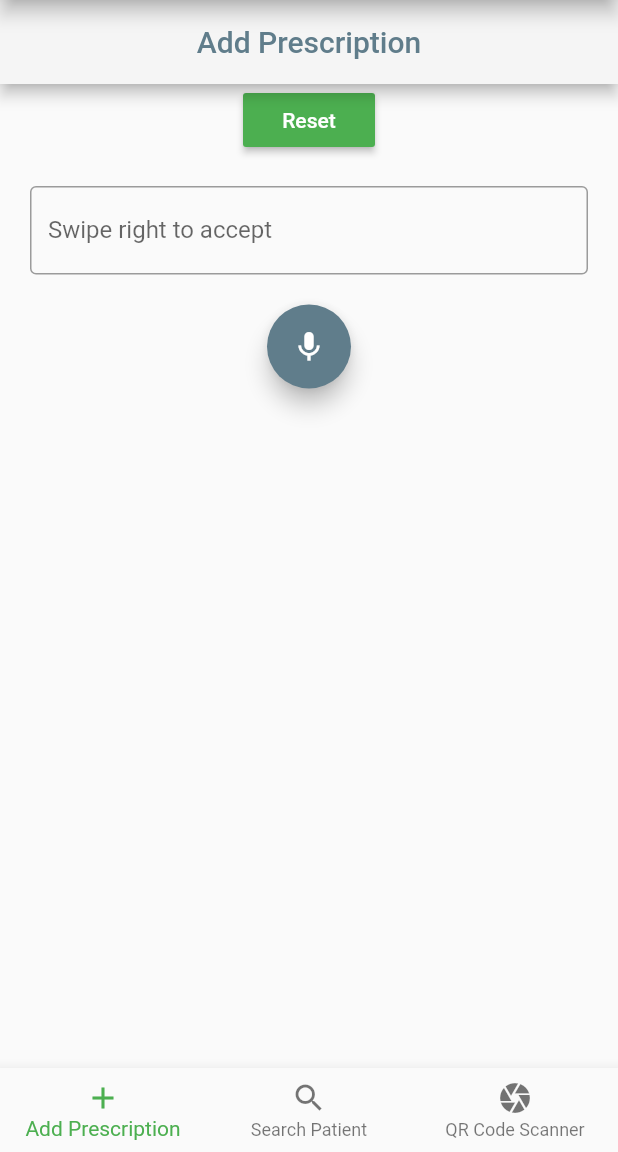
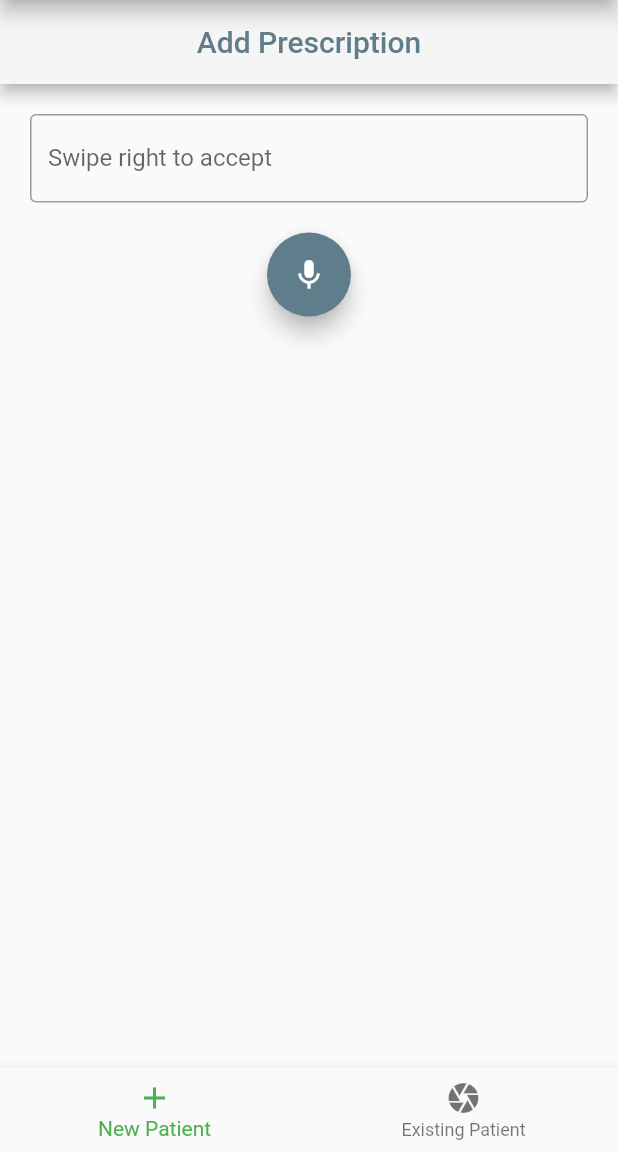
Before and after one commit to Harshana-S/Scribe_plus, a Flutter app: the VoiceHome screen opened directly, on a phone screen of 412 x 824 dp, the part 84-1236 px from its top. Run offline on Flutter 3.47's test engine with Material 2 defaults, Android fonts, the phone set to English and light mode, and no system bars; our stand-ins replace flutter_spinkit, local_auth, shared_preferences; missing offline and left inert: pin_entry_text_field, qrscan, speech_recognition; accounts and stored records are empty; network calls fail.

Commit message:
App without FLASK

```diff
--- a/voice_app/lib/HomeTab.dart
+++ b/voice_app/lib/HomeTab.dart
@@ -4,21 +4,46 @@ import 'package:flutter/material.dart';
 import 'package:flutter/services.dart';
 import 'package:voice_app/NewPrescriptionTab.dart';
 import 'package:voice_app/ScanQRTab.dart';
-import 'package:voice_app/SearchPatientsTab.dart';
 import 'package:shared_preferences/shared_preferences.dart';
-import 'package:voice_app/updatePatient.dart';
 
 
 
+class HexColor extends Color {
+  static int _getColorFromHex(String hexColor) {
+    hexColor = hexColor.toUpperCase().replaceAll("#", "");
+    if (hexColor.length == 6) {
+      hexColor = "FF" + hexColor;
+    }
+    return int.parse(hexColor, radix: 16);
+  }
+
+  HexColor(final String hexColor) : super(_getColorFromHex(hexColor));
+}
 
 class HomeTab extends StatelessWidget {
+  final MaterialColor primaryColorShades = MaterialColor(
+  0xFF00324B,
+  <int, Color>{
+    50: Color(0xFFA4A4BF),
+    100: Color(0xFFA4A4BF),
+    200: Color(0xFFA4A4BF),
+    300: Color(0xFF9191B3),
+    400: Color(0xFF7F7FA6),
+    500: Color(0xFF181861),
+    600: Color(0xFF6D6D99),
+    700: Color(0xFF5B5B8D),
+    800: Color(0xFF494980),
+    900: Color(0xFF181861),
+  },
+);
+
   // This widget is the root of your application.
   @override
   Widget build(BuildContext context) {
     return MaterialApp(
       title: 'Flutter Demo',
       theme: ThemeData(
-        primarySwatch: Colors.green,
+        primarySwatch: primaryColorShades
       ),
       home: VoiceHome(),
 
@@ -37,7 +62,6 @@ class _VoiceHomeState extends State<VoiceHome> with SingleTickerProviderStateMix
   int currentTabIndex=0;
   List<Widget> tabs=[
     NewPrescriptionTab(),
-    SearchPatientsTab(),
     ScanQRTab()
   ];
   onTapped(int index){
@@ -97,34 +121,12 @@ class _VoiceHomeState extends State<VoiceHome> with SingleTickerProviderStateMix
               trailing: new Icon(Icons.home),
             ),
             new ListTile(
-              title: new Text("Emergency Patients",style: new TextStyle(
-                color: Colors.red
-              ),),
-              trailing: new Icon(Icons.local_hospital),
-            ),
-            new ListTile(
-              title: new Text("Update Patient"),
-              trailing: new Icon(Icons.person_outline),
-              onTap: (){
-                Navigator.push(
-                  context, MaterialPageRoute(builder: (context) => updatePatient()),);
-              },
-            ),
-            new ListTile(
               title: new Text("Profile"),
               trailing: new Icon(Icons.person),
             ),
             new ListTile(
-              title: new Text("Signature"),
-              trailing: new Icon(Icons.lock),
-            ),
-            new ListTile(
               title: new Text("Wallet"),
               trailing: new Icon(Icons.attach_money),
-            ),
-            new ListTile(
-              title: new Text("Security"),
-              trailing: new Icon(Icons.security),
             ),
             new Divider(
               height: 60.0,
@@ -149,15 +151,11 @@ class _VoiceHomeState extends State<VoiceHome> with SingleTickerProviderStateMix
           items: [
             BottomNavigationBarItem(
               icon: Icon(Icons.add),
-              title: new Text("Add Prescription")
-            ),
-            BottomNavigationBarItem(
-              icon: Icon(Icons.search),
-              title: new Text("Search Patient")
+              title: new Text("New Patient")
             ),
             BottomNavigationBarItem(
               icon: Icon(Icons.camera),
-              title: new Text("QR Code Scanner")
+              title: new Text("Existing Patient")
             )
           ],
       ),
--- a/voice_app/lib/NewPrescriptionTab.dart
+++ b/voice_app/lib/NewPrescriptionTab.dart
@@ -61,19 +61,12 @@ class _NewPrescriptionTabState extends State<NewPrescriptionTab> {
       centerTitle: true,
       backgroundColor: Colors.grey[100],
     ),
+    resizeToAvoidBottomInset: false,
+    resizeToAvoidBottomPadding: false,
     body: SingleChildScrollView(
       child: Column(
         mainAxisAlignment: MainAxisAlignment.center,
         children: <Widget>[
-          RaisedButton(
-            color: Colors.green,
-            child: Text("Reset", style: TextStyle(color: Colors.white),),
-            onPressed: (){
-              setState(() {
-                _displayText=false;
-              });
-            },
-          ),
           Container(
             child: Column(
               children: <Widget>[
@@ -164,6 +157,9 @@ class _NewPrescriptionTabState extends State<NewPrescriptionTab> {
                 child: Text(finalReport),
               ),
             ),
+            Row(
+            mainAxisAlignment: MainAxisAlignment.spaceAround,
+            children: <Widget>[
             RaisedButton(
               child: Text("Generate Report",style: TextStyle(
                 color: Colors.white
@@ -175,7 +171,18 @@ class _NewPrescriptionTabState extends State<NewPrescriptionTab> {
                   builder:(context)=>GeneralDisplayReportTab(textFromVoice:finalReport))
                 );
               },
-            )
+            ),
+            RaisedButton(
+            color: Colors.green,
+            child: Text("Reset", style: TextStyle(color: Colors.white),),
+            onPressed: (){
+              setState(() {
+                _displayText=false;
+              });
+            },
+          ),
+            ],)
+
             ],
           )
         ) : SizedBox(width: 2.0,)
```
Also changed, not shown: voice_app/lib/DisplayPatientPage.dart (+38 -10 lines), voice_app/lib/DoctorLoginPage.dart (+13 -10 lines), voice_app/lib/GeneralDisplayReportTab.dart (+11 -35 lines), voice_app/lib/ScanQRTab.dart (+91 -53 lines), voice_app/lib/updatePatient.dart (+15 -79 lines), voice_app/images/docLogo.jpg (added).
